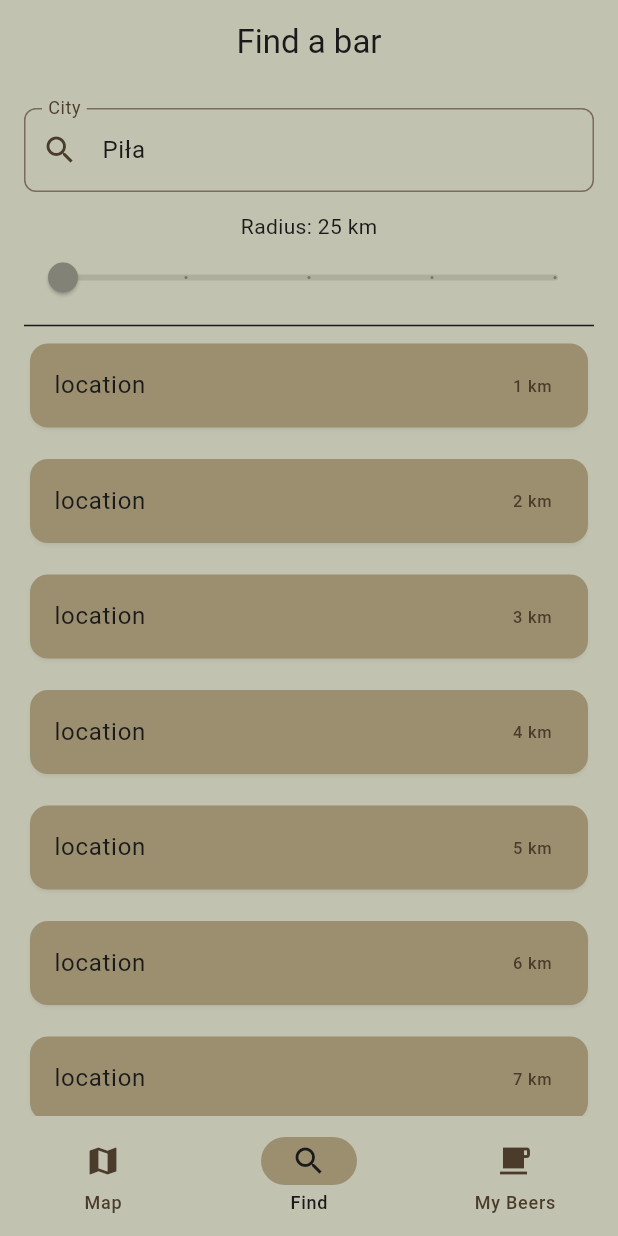
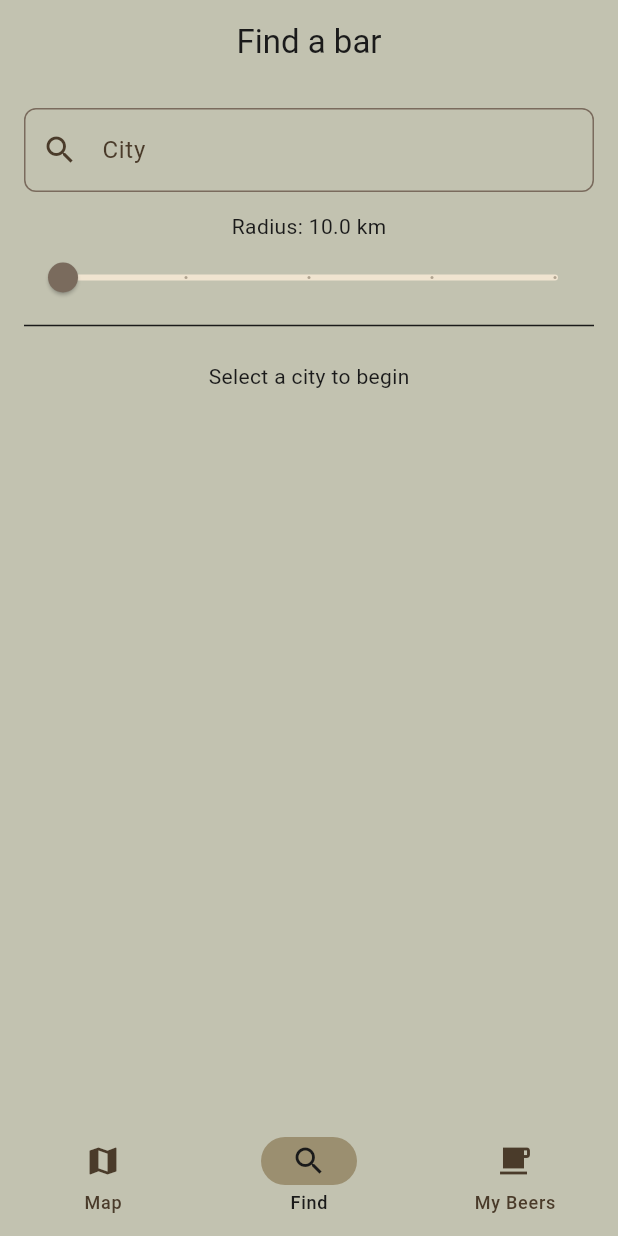
Before and after one commit to blrhn/BarHopper, a Flutter app: the screen it shows after launch, item 2 of the bottom bar chosen, on a phone screen of 412 x 824 dp. Run offline on Flutter 3.47's test engine with Material 3 defaults, Android fonts, the phone set to English and light mode, and no system bars; our stand-ins replace dio, envied, flutter_map, freezed_annotation, geolocator, go_router and 3 more; generated files the repository leaves out were written again.

Commit message:
feat: implement pub search by city and distance

```diff
--- a/lib/core/config/ui_config.dart
+++ b/lib/core/config/ui_config.dart
@@ -38,6 +38,10 @@ abstract final class UISearchConfig {
   static const labelText = "City";
   static const hintText = "Search for a city";
   static const radiusText = "Radius: ";
+  static const cityNullText = "Select a city to begin";
+  static const noPostCodeText = "No Postcode";
+  static const nullPubs = "No pubs found";
+  static const pubsError = "An error occurred while loading the pubs";
   static const borderRadius = 8.0;
   static const padding = 16.0;
   static const sizedBoxHeight = 13.0;
--- /dev/null
+++ b/lib/features/find/data/models/city_feature.dart
@@ -0,0 +1,14 @@
+import 'package:freezed_annotation/freezed_annotation.dart';
+
+import 'city_properties.dart';
+
+part 'city_feature.g.dart';
+part "city_feature.freezed.dart";
+
+@freezed
+abstract class CityFeature with _$CityFeature {
+  factory CityFeature({required CityProperties properties}) = _CityFeature;
+
+  factory CityFeature.fromJson(Map<String, dynamic> json) =>
+      _$CityFeatureFromJson(json);
+}
--- /dev/null
+++ b/lib/features/find/data/providers/city_provider.dart
@@ -0,0 +1,13 @@
+import 'package:riverpod_annotation/riverpod_annotation.dart';
+
+import '../../domain/entities/city.dart';
+import 'city_repository_provider.dart';
+
+part 'city_provider.g.dart';
+
+@riverpod
+Future<List<City>> city(Ref ref, String cityName) async {
+  final repository = ref.read(cityRepositoryProvider);
+
+  return repository.getCities(cityName);
+}
--- /dev/null
+++ b/lib/features/find/data/providers/selected_city.dart
@@ -0,0 +1,17 @@
+import 'package:riverpod_annotation/riverpod_annotation.dart';
+
+import '../../domain/entities/city.dart';
+
+part 'selected_city.g.dart';
+
+@riverpod
+class SelectedCity extends _$SelectedCity {
+  @override
+  City? build() {
+    return null;
+  }
+
+  void select(City city) {
+    state = city;
+  }
+}
--- /dev/null
+++ b/lib/features/find/data/repositories/city_repository_impl.dart
@@ -0,0 +1,36 @@
+import 'package:dio/dio.dart';
+import 'package:latlong2/latlong.dart';
+
+import '../../../../core/config/api_config.dart';
+import '../../domain/entities/city.dart';
+import '../../domain/repositories/city_repository.dart';
+import '../models/geocode_response.dart';
+
+class CityRepositoryImpl implements CityRepository {
+  final Dio _dio;
+
+  const CityRepositoryImpl(this._dio);
+
+  @override
+  Future<List<City>> getCities(String cityName) async {
+    final response = await _dio.get<Map<String, dynamic>>(
+      ApiConfig.geocodeApi,
+      queryParameters: ApiConfig.cityQuery(city: cityName),
+    );
+
+    final geocodeResponse = GeocodeResponse.fromJson(response.data!);
+
+    final city = geocodeResponse.features.map((feature) {
+      final props = feature.properties;
+
+      return City(
+        cityDetails: props.formatted,
+        postcode: props.postcode,
+        placeId: props.placeId,
+        coords: LatLng(props.lat!, props.lon!),
+      );
+    }).toList();
+
+    return city;
+  }
+}
--- /dev/null
+++ b/lib/features/find/domain/entities/city.dart
@@ -0,0 +1,15 @@
+import 'package:latlong2/latlong.dart';
+
+class City {
+  final String? cityDetails;
+  final String? postcode;
+  final String? placeId;
+  final LatLng? coords;
+
+  const City({
+    required this.cityDetails,
+    required this.postcode,
+    required this.placeId,
+    required this.coords,
+  });
+}
--- /dev/null
+++ b/lib/features/find/domain/presentation/find_view.dart
@@ -0,0 +1,112 @@
+import 'package:flutter/material.dart';
+import 'package:hooks_riverpod/hooks_riverpod.dart';
+
+import '../../../../core/config/ui_config.dart';
+import '../../../../core/theme/app_theme.dart';
+import '../../../pubs/data/providers/pub_provider.dart';
+import '../../data/providers/distance_limit.dart';
+import '../../data/providers/selected_city.dart';
+import '../entities/city.dart';
+import 'search_city_bar.dart';
+
+class FindView extends ConsumerWidget {
+  const FindView({super.key});
+
+  @override
+  Widget build(BuildContext context, WidgetRef ref) {
+    final distance = ref.watch(distanceLimitProvider);
+    final city = ref.watch(selectedCityProvider);
+
+    return Scaffold(
+      appBar: AppBar(
+        centerTitle: true,
+        title: const Text(UISearchConfig.appBarText),
+      ),
+      body: SingleChildScrollView(
+        child: Padding(
+          padding: EdgeInsets.all(UISearchConfig.padding),
+          child: Column(
+            children: [
+              const SearchCityBar(),
+              const SizedBox(height: UISearchConfig.sizedBoxHeight),
+              Column(
+                crossAxisAlignment: CrossAxisAlignment.center,
+                children: [
+                  Text(
+                    "${UISearchConfig.radiusText}$distance${UIPubCardConfig.distanceUnit}",
+                  ),
+                  Slider(
+                    value: distance,
+                    min: UISearchConfig.distances.first,
+                    max: UISearchConfig.distances.last,
+                    divisions: UISearchConfig.distances.length - 1,
+                    onChanged: (value) => ref
+                        .read(distanceLimitProvider.notifier)
+                        .setLimit(value),
+                  ),
+                ],
+              ),
+              const Divider(),
+
+              if (city == null)
+                const Center(
+                  child: Padding(
+                    padding: EdgeInsets.all(UISearchConfig.padding),
+                    child: Text(UISearchConfig.cityNullText),
+                  ),
+                )
+              else
+                _PubList(city: city, distance: distance),
+            ],
+          ),
+        ),
+      ),
+    );
+  }
+}
+
+class _PubList extends ConsumerWidget {
+  final City city;
+  final double distance;
+
+  const _PubList({required this.city, required this.distance});
+
+  @override
+  Widget build(BuildContext context, WidgetRef ref) {
+    final pubs = ref.watch(
+      nearestPubsWithRadiusProvider(city.coords!, distance.toInt()),
+    );
+
+    return switch (pubs) {
+      AsyncData(:final value) =>
+        value.isEmpty
+            ? const Center(child: Text(UISearchConfig.nullPubs))
+            : ListView.separated(
+                shrinkWrap: true,
+                physics: const NeverScrollableScrollPhysics(),
+                itemBuilder: (context, index) {
+                  final pub = value[index];
+                  return Card(
+                    color: context.colorScheme.secondaryContainer,
+                    child: ListTile(
+                      title: Text(pub.name!),
+                      subtitle: Text(pub.address!),
+                      trailing: Text(
+                        pub.distance!.toStringAsFixed(
+                              UIPubCardConfig.distanceRoundPlaces,
+                            ) +
+                            UIPubCardConfig.distanceUnit,
+                      ),
+                      onTap: () {},
+                    ),
+                  );
+                },
+                separatorBuilder: (context, index) =>
+                    const SizedBox(height: UISearchConfig.sizedBoxHeight),
+                itemCount: value.length,
+              ),
+      AsyncError(:final error) => Text("${UISearchConfig.pubsError}$error"),
+      _ => const Center(child: CircularProgressIndicator()),
+    };
+  }
+}
--- /dev/null
+++ b/lib/features/find/domain/presentation/search_city_bar.dart
@@ -0,0 +1,58 @@
+import 'package:flutter/material.dart';
+import 'package:hooks_riverpod/hooks_riverpod.dart';
+
+import '../../../../core/config/ui_config.dart';
+import '../../data/providers/city_provider.dart';
+import '../../data/providers/selected_city.dart';
+import '../entities/city.dart';
+
+class SearchCityBar extends ConsumerWidget {
+  const SearchCityBar({super.key});
+
+  @override
+  Widget build(BuildContext context, WidgetRef ref) {
+    return Autocomplete<City>(
+      optionsBuilder: (textEditingValue) async {
+        final query = textEditingValue.text;
+
+        if (query.isEmpty) return const Iterable<City>.empty();
+
+        return await ref.read(cityProvider(query).future);
+      },
+      displayStringForOption: (option) => option.cityDetails!,
+      onSelected: (selected) =>
+          ref.read(selectedCityProvider.notifier).select(selected),
+      fieldViewBuilder: (context, controller, focusNode, onFieldSubmitted) {
+        return TextField(
+          controller: controller,
+          focusNode: focusNode,
+          decoration: InputDecoration(
+            label: const Text(UISearchConfig.labelText),
+            hint: const Text(UISearchConfig.hintText),
+            prefixIcon: const Icon(Icons.search),
+            border: OutlineInputBorder(
+              borderRadius: BorderRadius.circular(UISearchConfig.borderRadius),
+            ),
+          ),
+        );
+      },
+      optionsViewBuilder: (context, onSelected, options) {
+        return Material(
+          child: ListView.builder(
+            itemBuilder: (context, index) {
+              final option = options.elementAt(index);
+              return ListTile(
+                title: Text(option.cityDetails!),
+                subtitle: Text(
+                  option.postcode ?? UISearchConfig.noPostCodeText,
+                ),
+                onTap: () => onSelected(option),
+              );
+            },
+            itemCount: options.length,
+          ),
+        );
+      },
+    );
+  }
+}
--- /dev/null
+++ b/lib/features/find/domain/repositories/city_repository.dart
@@ -0,0 +1,5 @@
+import '../entities/city.dart';
+
+abstract class CityRepository {
+  Future<List<City>> getCities(String cityName);
+}
--- a/lib/features/find/find_view.dart
+++ /dev/null
@@ -1,85 +0,0 @@
-import 'package:bar_hop/core/config/ui_config.dart';
-import 'package:bar_hop/core/theme/app_theme.dart';
-import 'package:flutter/material.dart';
-
-class FindView extends StatelessWidget {
-  const FindView({super.key});
-
-  @override
-  Widget build(BuildContext context) {
-    final TextEditingController cityController = TextEditingController(
-      text: "Piła",
-    );
-
-    final List<Map<String, String>> places = List.generate(
-      10,
-      (index) => {
-        "name": "${index + 1}",
-        "location": "location",
-        "distance": "${(index + 1)} km",
-      },
-    );
-
-    return Scaffold(
-      appBar: AppBar(
-        centerTitle: true,
-        title: const Text(UISearchConfig.appBarText),
-      ),
-      body: SingleChildScrollView(
-        child: Padding(
-          padding: EdgeInsets.all(UISearchConfig.padding),
-          child: Column(
-            children: [
-              TextField(
-                controller: cityController,
-                decoration: InputDecoration(
-                  label: const Text(UISearchConfig.labelText),
-                  hint: const Text(UISearchConfig.hintText),
-                  prefixIcon: const Icon(Icons.search),
-                  border: OutlineInputBorder(
-                    borderRadius: BorderRadius.circular(
-                      UISearchConfig.borderRadius,
-                    ),
-                  ),
-                ),
-              ),
-              const SizedBox(height: UISearchConfig.sizedBoxHeight),
-              Column(
-                crossAxisAlignment: CrossAxisAlignment.center,
-                children: [
-                  Text("${UISearchConfig.radiusText}25 km"),
-                  Slider(
-                    value: UISearchConfig.distances.first,
-                    min: UISearchConfig.distances.first,
-                    max: UISearchConfig.distances.last,
-                    divisions: UISearchConfig.distances.length - 1,
-                    onChanged: null,
-                  ),
-                ],
-              ),
-              const Divider(),
-              ListView.separated(
-                shrinkWrap: true,
-                physics: const NeverScrollableScrollPhysics(),
-                itemBuilder: (context, index) {
-                  final place = places[index];
-                  return Card(
-                    color: context.colorScheme.secondaryContainer,
-                    child: ListTile(
-                      title: Text(place["location"]!),
-                      trailing: Text(place["distance"]!),
-                      onTap: () {},
-                    ),
-                  );
-                },
-                separatorBuilder: (context, index) =>
-                    const SizedBox(height: UISearchConfig.sizedBoxHeight),
-                itemCount: places.length,
-              ),
-            ],
-          ),
-        ),
-      ),
-    );
-  }
-}
--- a/lib/features/map/map_view.dart
+++ b/lib/features/map/map_view.dart
@@ -1,4 +1,3 @@
-import 'package:bar_hop/features/home_view/pub_limit_provider.dart';
 import 'package:flutter/material.dart';
 import 'package:flutter_map/flutter_map.dart';
 import 'package:hooks_riverpod/hooks_riverpod.dart';
@@ -7,6 +6,7 @@ import 'package:latlong2/latlong.dart';
 import '../../core/config/map_config.dart';
 import '../../core/config/ui_config.dart';
 import '../../core/providers/location_provider.dart';
+import '../home_view/pub_limit_provider.dart';
 import '../pubs/data/providers/pub_provider.dart';
 import '../pubs/domain/entities/pub.dart';
 import 'pub_card.dart';
--- a/lib/features/pubs/domain/repositories/pub_repository.dart
+++ b/lib/features/pubs/domain/repositories/pub_repository.dart
@@ -1,7 +1,8 @@
-import 'package:bar_hop/features/pubs/domain/entities/pub.dart';
 import 'package:latlong2/latlong.dart';
+
+import '../entities/pub.dart';
 
 abstract class PubRepository {
   Future<List<Pub>> getNearestPubs(LatLng coords, int limit);
-  Future<List<Pub>> getNearestPubsWithinRadius();
+  Future<List<Pub>> getNearestPubsWithinRadius(LatLng coords, int radius);
 }
```
Also changed, not shown: lib/core/config/api_config.dart (+14 -4 lines), lib/core/router/app_router.dart (+4 -4 lines), lib/features/find/data/models/city_properties.dart (added, +18 -0 lines), lib/features/find/data/models/geocode_response.dart (added, +15 -0 lines), lib/features/find/data/providers/city_repository_provider.dart (added, +14 -0 lines), lib/features/find/data/providers/distance_limit.dart (added, +15 -0 lines), lib/features/pubs/data/providers/pub_provider.dart (+14 -2 lines), lib/features/pubs/data/repositories/pub_repository_impl.dart (+33 -12 lines).
